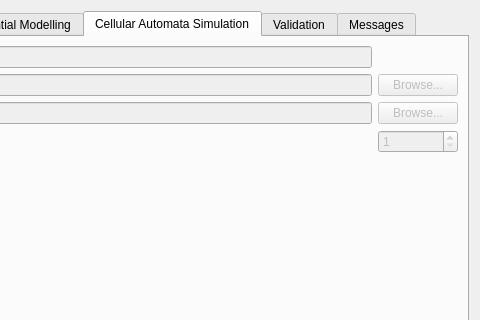
Qt form ui/moluscedialogbase.ui (nextgis/qgis_molusce) before a commit; both pictures show x 407 to 887 and y 0 to 320 of the 887 by 519 pixel window.
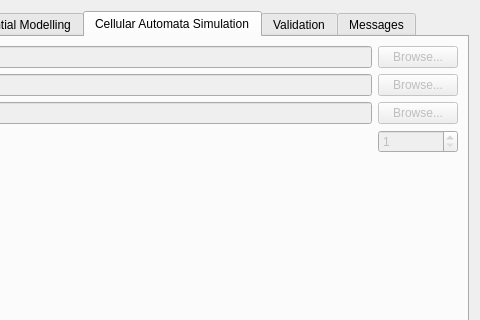
The same form after that commit. Custom widgets are drawn as their Qt base class.

Commit message: Set btnSelectTransitionPrefix buttont disabled by default

Patch:
```diff
--- a/ui/moluscedialogbase.ui
+++ b/ui/moluscedialogbase.ui
@@ -485,6 +485,16 @@
            </property>
           </widget>
          </item>
+         <item row="0" column="2">
+          <widget class="QPushButton" name="btnSelectTransitionPrefix">
+           <property name="enabled">
+            <bool>false</bool>
+           </property>
+           <property name="text">
+            <string>Browse...</string>
+           </property>
+          </widget>
+         </item>
         </layout>
        </item>
        <item row="1" column="0">
```
